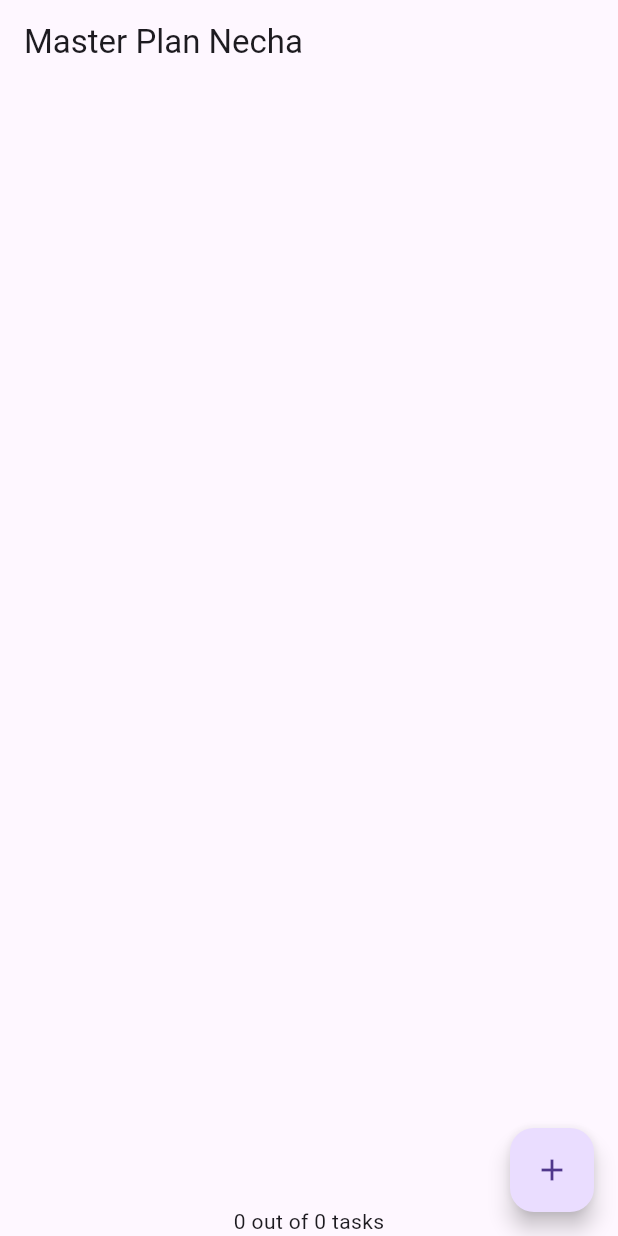
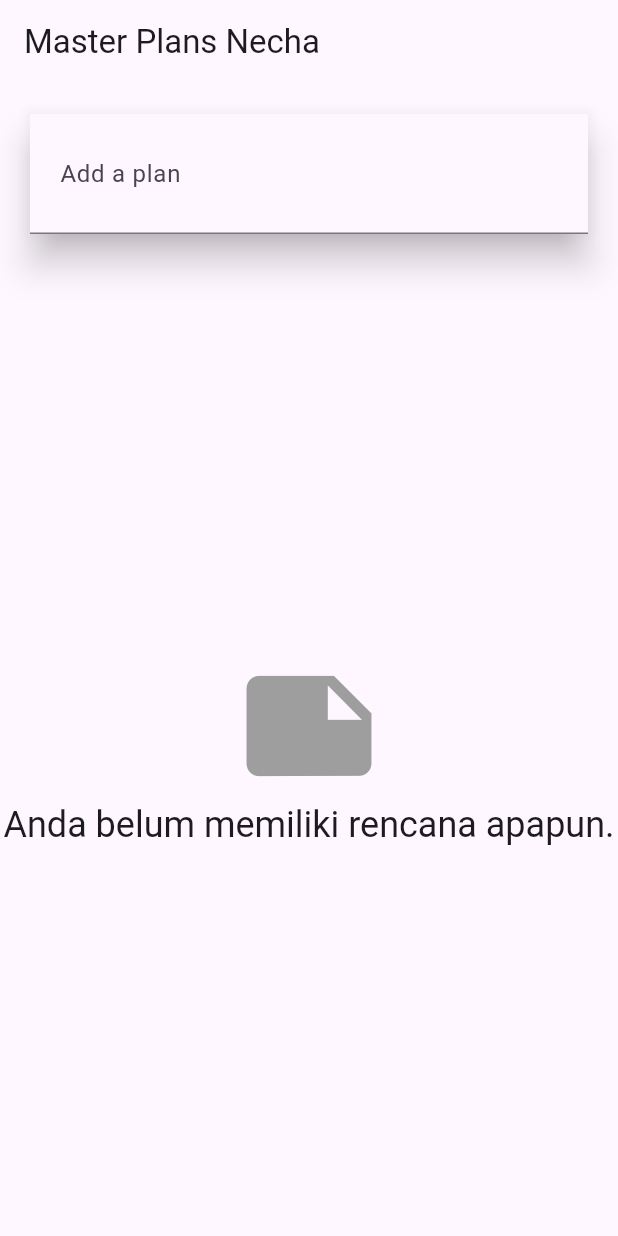
Before and after one commit to nechasyifa/PemrogramanMobile-Ganjil-2025, a Flutter app: the screen it shows after launch, on a phone screen of 412 x 824 dp. Run offline on Flutter 3.47's test engine with Material 3 defaults, Android fonts, the phone set to English and light mode, and no system bars; our stand-ins replace auto_size_text, camera.

Commit message:
JS10_Praktikum3

```diff
--- a/Week10/master_plan/lib/main.dart
+++ b/Week10/master_plan/lib/main.dart
@@ -1,7 +1,8 @@
 import 'package:flutter/material.dart';
 import 'package:master_plan/models/plan.dart';
-import './views/plan_screen.dart';
+//import './views/plan_screen.dart';
 import './provider/plan_provider.dart';
+import './views/plan_creator_screen.dart';
 
 void main() => runApp(MasterPlanApp());
 
@@ -10,11 +11,12 @@ class MasterPlanApp extends StatelessWidget {
 
   @override
   Widget build(BuildContext context) {
-    return MaterialApp(
-      theme: ThemeData(primarySwatch: Colors.purple),
-      home: PlanProvider(
-        notifier: ValueNotifier<Plan>(const Plan()),
-        child: const PlanScreen(),
+    return PlanProvider(
+      notifier: ValueNotifier<List<Plan>>(const []),
+      child: MaterialApp(
+        title: 'State management app',
+        theme: ThemeData(primarySwatch: Colors.blue),
+        home: const PlanCreatorScreen(),
       ),
     );
   }
--- a/Week10/master_plan/lib/provider/plan_provider.dart
+++ b/Week10/master_plan/lib/provider/plan_provider.dart
@@ -1,14 +1,14 @@
 import 'package:flutter/material.dart';
 import '../models/data_layer.dart';
 
-class PlanProvider extends InheritedNotifier<ValueNotifier<Plan>> {
+class PlanProvider extends InheritedNotifier<ValueNotifier<List<Plan>>> {
   const PlanProvider({
     super.key,
     required Widget child,
-    required ValueNotifier<Plan> notifier,
+    required ValueNotifier<List<Plan>> notifier,
   }) : super(child: child, notifier: notifier);
 
-  static ValueNotifier<Plan> of(BuildContext context) {
+  static ValueNotifier<List<Plan>> of(BuildContext context) {
     return context
         .dependOnInheritedWidgetOfExactType<PlanProvider>()!
         .notifier!;
--- /dev/null
+++ b/Week10/master_plan/lib/views/plan_creator_screen.dart
@@ -0,0 +1,99 @@
+import 'package:flutter/material.dart';
+import '../models/data_layer.dart';
+import 'package:master_plan/provider/plan_provider.dart';
+import 'plan_screen.dart';
+
+class PlanCreatorScreen extends StatefulWidget {
+  const PlanCreatorScreen({super.key});
+
+  @override
+  State<PlanCreatorScreen> createState() => _PlanCreatorScreenState();
+}
+
+class _PlanCreatorScreenState extends State<PlanCreatorScreen> {
+  final textController = TextEditingController();
+
+  @override
+  Widget build(BuildContext context) {
+    return Scaffold(
+      // ganti ‘Namaku' dengan nama panggilan Anda
+      appBar: AppBar(title: const Text('Master Plans Necha')),
+      body: Column(
+        children: [
+          _buildListCreator(),
+          Expanded(child: _buildMasterPlans()),
+        ],
+      ),
+    );
+  }
+
+  Widget _buildListCreator() {
+    return Padding(
+      padding: const EdgeInsets.all(20.0),
+      child: Material(
+        color: Theme.of(context).cardColor,
+        elevation: 10,
+        child: TextField(
+          controller: textController,
+          decoration: const InputDecoration(
+            labelText: 'Add a plan',
+            contentPadding: EdgeInsets.all(20),
+          ),
+          onEditingComplete: addPlan,
+        ),
+      ),
+    );
+  }
+
+  void addPlan() {
+    final text = textController.text;
+    if (text.isEmpty) {
+      return;
+    }
+    final plan = Plan(name: text, tasks: []);
+    ValueNotifier<List<Plan>> planNotifier = PlanProvider.of(context);
+    planNotifier.value = List<Plan>.from(planNotifier.value)..add(plan);
+    textController.clear();
+    FocusScope.of(context).requestFocus(FocusNode());
+    setState(() {});
+  }
+
+  Widget _buildMasterPlans() {
+    ValueNotifier<List<Plan>> planNotifier = PlanProvider.of(context);
+    List<Plan> plans = planNotifier.value;
+
+    if (plans.isEmpty) {
+      return Column(
+        mainAxisAlignment: MainAxisAlignment.center,
+        children: <Widget>[
+          const Icon(Icons.note, size: 100, color: Colors.grey),
+          Text(
+            'Anda belum memiliki rencana apapun.',
+            style: Theme.of(context).textTheme.headlineSmall,
+          ),
+        ],
+      );
+    }
+    return ListView.builder(
+      itemCount: plans.length,
+      itemBuilder: (context, index) {
+        final plan = plans[index];
+        return ListTile(
+          title: Text(plan.name),
+          subtitle: Text(plan.completenessMessage),
+          onTap: () {
+            Navigator.of(
+              context,
+            ).push(MaterialPageRoute(builder: (_) => PlanScreen(plan: plan)));
+          },
+        );
+      },
+    );
+  }
+
+  @override
+  void dispose() {
+    textController.dispose();
+    super.dispose();
+  }
+}
```
Also changed, not shown: Week10/master_plan/lib/views/plan_screen.dart (+49 -26 lines), 2 other files.
